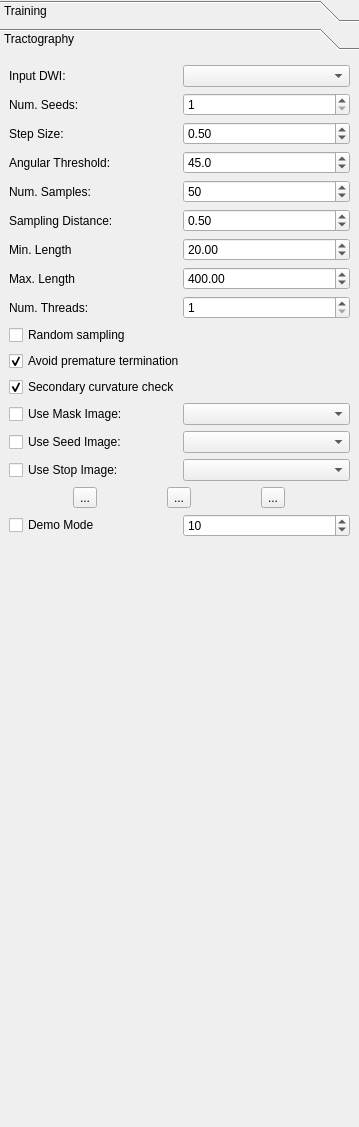
Qt form Plugins/org.mitk.gui.qt.diffusionimaging/src/internal/QmitkMLBTViewControls.ui (MITK/MITK) before a commit.
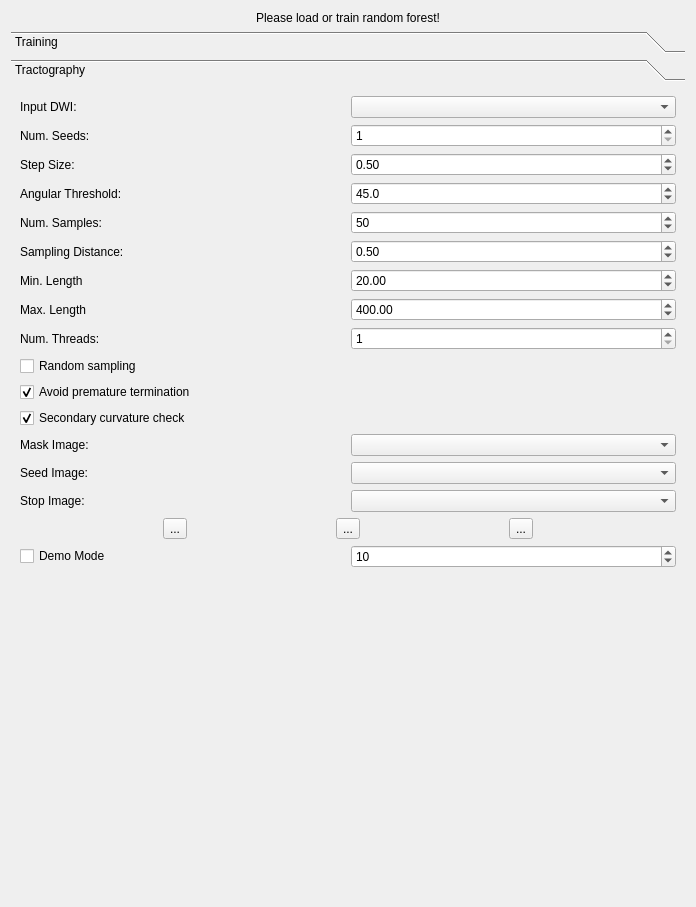
The same form after that commit. The open tabs and pages were chosen to show the change. Icons and pictures are not drawn. Custom widgets are drawn as their Qt base class.

The edit to the form file:
```diff
--- a/Plugins/org.mitk.gui.qt.diffusionimaging/src/internal/QmitkMLBTViewControls.ui
+++ b/Plugins/org.mitk.gui.qt.diffusionimaging/src/internal/QmitkMLBTViewControls.ui
@@ -6,38 +6,26 @@
    <rect>
     <x>0</x>
     <y>0</y>
-    <width>359</width>
-    <height>1127</height>
+    <width>696</width>
+    <height>907</height>
    </rect>
   </property>
   <property name="windowTitle">
    <string>Form</string>
   </property>
-  <layout class="QVBoxLayout" name="verticalLayout">
-   <property name="leftMargin">
-    <number>0</number>
-   </property>
-   <property name="topMargin">
-    <number>0</number>
-   </property>
-   <property name="rightMargin">
-    <number>0</number>
-   </property>
-   <property name="bottomMargin">
-    <number>0</number>
-   </property>
-   <item>
+  <layout class="QGridLayout" name="gridLayout_8">
+   <item row="1" column="0">
     <widget class="QToolBox" name="toolBox">
      <property name="currentIndex">
-      <number>1</number>
+      <number>0</number>
      </property>
      <widget class="QWidget" name="page">
       <property name="geometry">
        <rect>
         <x>0</x>
         <y>0</y>
-        <width>359</width>
-        <height>1065</height>
+        <width>678</width>
+        <height>804</height>
        </rect>
       </property>
       <attribute name="label">
@@ -215,47 +203,14 @@
        <rect>
         <x>0</x>
         <y>0</y>
-        <width>359</width>
-        <height>1065</height>
+        <width>678</width>
+        <height>804</height>
        </rect>
       </property>
       <attribute name="label">
        <string>Tractography</string>
       </attribute>
       <layout class="QGridLayout" name="gridLayout_2">
-       <item row="3" column="0">
-        <widget class="QCheckBox" name="m_AvoidStop">
-         <property name="text">
-          <string>Avoid premature termination</string>
-         </property>
-         <property name="checked">
-          <bool>true</bool>
-         </property>
-        </widget>
-       </item>
-       <item row="12" column="0">
-        <spacer name="verticalSpacer_3">
-         <property name="orientation">
-          <enum>Qt::Vertical</enum>
-         </property>
-         <property name="sizeHint" stdset="0">
-          <size>
-           <width>20</width>
-           <height>40</height>
-          </size>
-         </property>
-        </spacer>
-       </item>
-       <item row="4" column="0">
-        <widget class="QCheckBox" name="m_Curvcheck2">
-         <property name="text">
-          <string>Secondary curvature check</string>
-         </property>
-         <property name="checked">
-          <bool>true</bool>
-         </property>
-        </widget>
-       </item>
        <item row="10" column="0">
         <widget class="QFrame" name="frame_4">
          <property name="frameShape">
@@ -300,6 +255,16 @@
          </layout>
         </widget>
        </item>
+       <item row="2" column="0">
+        <widget class="QCheckBox" name="m_RandomSampling">
+         <property name="text">
+          <string>Random sampling</string>
+         </property>
+         <property name="checked">
+          <bool>false</bool>
+         </property>
+        </widget>
+       </item>
        <item row="5" column="0">
         <widget class="QFrame" name="frame_3">
          <property name="frameShape">
@@ -321,45 +286,49 @@
           <property name="bottomMargin">
            <number>0</number>
           </property>
-          <item row="6" column="0">
-           <widget class="QCheckBox" name="m_TrackingUseStopImageBox">
-            <property name="text">
-             <string>Use Stop Image:</string>
-            </property>
-           </widget>
-          </item>
-          <item row="4" column="0">
-           <widget class="QCheckBox" name="m_TrackingUseSeedImageBox">
-            <property name="text">
-             <string>Use Seed Image:</string>
-            </property>
-            <property name="checked">
-             <bool>false</bool>
-            </property>
-           </widget>
-          </item>
-          <item row="1" column="0">
-           <widget class="QCheckBox" name="m_TrackingUseMaskImageBox">
-            <property name="text">
-             <string>Use Mask Image:</string>
-            </property>
-            <property name="checked">
-             <bool>false</bool>
-            </property>
-           </widget>
-          </item>
-          <item row="1" column="1">
-           <widget class="QmitkDataStorageComboBox" name="m_TrackingMaskImageBox"/>
-          </item>
-          <item row="4" column="1">
-           <widget class="QmitkDataStorageComboBox" name="m_TrackingSeedImageBox"/>
-          </item>
           <item row="6" column="1">
-           <widget class="QmitkDataStorageComboBox" name="m_TrackingStopImageBox"/>
+           <widget class="QmitkDataStorageComboBoxWithSelectNone" name="m_TrackingStopImageBox"/>
+          </item>
+          <item row="4" column="1">
+           <widget class="QmitkDataStorageComboBoxWithSelectNone" name="m_TrackingSeedImageBox"/>
+          </item>
+          <item row="2" column="1">
+           <widget class="QmitkDataStorageComboBoxWithSelectNone" name="m_TrackingMaskImageBox"/>
+          </item>
+          <item row="2" column="0">
+           <widget class="QLabel" name="label_16">
+            <property name="text">
+             <string>Mask Image:</string>
+            </property>
+           </widget>
+          </item>
+          <item row="4" column="0">
+           <widget class="QLabel" name="label_17">
+            <property name="text">
+             <string>Seed Image:</string>
+            </property>
+           </widget>
+          </item>
+          <item row="6" column="0">
+           <widget class="QLabel" name="label_18">
+            <property name="text">
+             <string>Stop Image:</string>
+            </property>
+           </widget>
           </item>
          </layout>
         </widget>
        </item>
+       <item row="4" column="0">
+        <widget class="QCheckBox" name="m_Curvcheck2">
+         <property name="text">
+          <string>Secondary curvature check</string>
+         </property>
+         <property name="checked">
+          <bool>true</bool>
+         </property>
+        </widget>
+       </item>
        <item row="1" column="0">
         <widget class="QFrame" name="frame_2">
          <property name="frameShape">
@@ -412,13 +381,6 @@
             </property>
            </widget>
           </item>
-          <item row="0" column="0">
-           <widget class="QLabel" name="label_12">
-            <property name="text">
-             <string>Input DWI:</string>
-            </property>
-           </widget>
-          </item>
           <item row="2" column="0">
            <widget class="QLabel" name="label_8">
             <property name="text">
@@ -513,9 +475,6 @@
             </property>
            </widget>
           </item>
-          <item row="0" column="1">
-           <widget class="QmitkDataStorageComboBox" name="m_TrackingRawImageBox"/>
-          </item>
           <item row="8" column="0">
            <widget class="QLabel" name="label_15">
             <property name="text">
@@ -533,9 +492,29 @@
             </property>
            </widget>
           </item>
+          <item row="0" column="0">
+           <widget class="QLabel" name="label_12">
+            <property name="text">
+             <string>Input DWI:</string>
+            </property>
+           </widget>
+          </item>
+          <item row="0" column="1">
+           <widget class="QmitkDataStorageComboBox" name="m_TrackingRawImageBox"/>
+          </item>
          </layout>
         </widget>
        </item>
+       <item row="3" column="0">
+        <widget class="QCheckBox" name="m_AvoidStop">
+         <property name="text">
+          <string>Avoid premature termination</string>
+         </property>
+         <property name="checked">
+          <bool>true</bool>
+         </property>
+        </widget>
+       </item>
        <item row="6" column="0">
         <widget class="QFrame" name="frame_5">
          <property name="frameShape">
@@ -559,6 +538,9 @@
           </property>
           <item row="0" column="1">
            <widget class="QToolButton" name="m_PauseTrackingButton">
+            <property name="toolTip">
+             <string>Pause tractography</string>
+            </property>
             <property name="text">
              <string>...</string>
             </property>
@@ -570,6 +552,9 @@
           </item>
           <item row="0" column="0">
            <widget class="QToolButton" name="m_StartTrackingButton">
+            <property name="toolTip">
+             <string>Start tractography</string>
+            </property>
             <property name="text">
              <string>...</string>
             </property>
@@ -581,6 +566,9 @@
           </item>
           <item row="0" column="2">
            <widget class="QToolButton" name="m_AbortTrackingButton">
+            <property name="toolTip">
+             <string>Abort tractography</string>
+            </property>
             <property name="text">
              <string>...</string>
             </property>
@@ -593,20 +581,33 @@
          </layout>
         </widget>
        </item>
-       <item row="2" column="0">
-        <widget class="QCheckBox" name="m_RandomSampling">
-         <property name="text">
-          <string>Random sampling</string>
+       <item row="11" column="0">
+        <spacer name="verticalSpacer">
+         <property name="orientation">
+          <enum>Qt::Vertical</enum>
          </property>
-         <property name="checked">
-          <bool>false</bool>
+         <property name="sizeHint" stdset="0">
+          <size>
+           <width>20</width>
+           <height>40</height>
+          </size>
          </property>
-        </widget>
+        </spacer>
        </item>
       </layout>
      </widget>
     </widget>
    </item>
+   <item row="0" column="0">
+    <widget class="QLabel" name="statusLabel">
+     <property name="text">
+      <string>Please load or train random forest!</string>
+     </property>
+     <property name="alignment">
+      <set>Qt::AlignCenter</set>
+     </property>
+    </widget>
+   </item>
   </layout>
  </widget>
  <customwidgets>
@@ -615,6 +616,11 @@
    <extends>QComboBox</extends>
    <header location="global">QmitkDataStorageComboBox.h</header>
   </customwidget>
+  <customwidget>
+   <class>QmitkDataStorageComboBoxWithSelectNone</class>
+   <extends>QComboBox</extends>
+   <header location="global">QmitkDataStorageComboBoxWithSelectNone.h</header>
+  </customwidget>
  </customwidgets>
  <resources>
   <include location="../../../org.mitk.gui.qt.ext/resources/org_mitk_icons.qrc"/>
```
